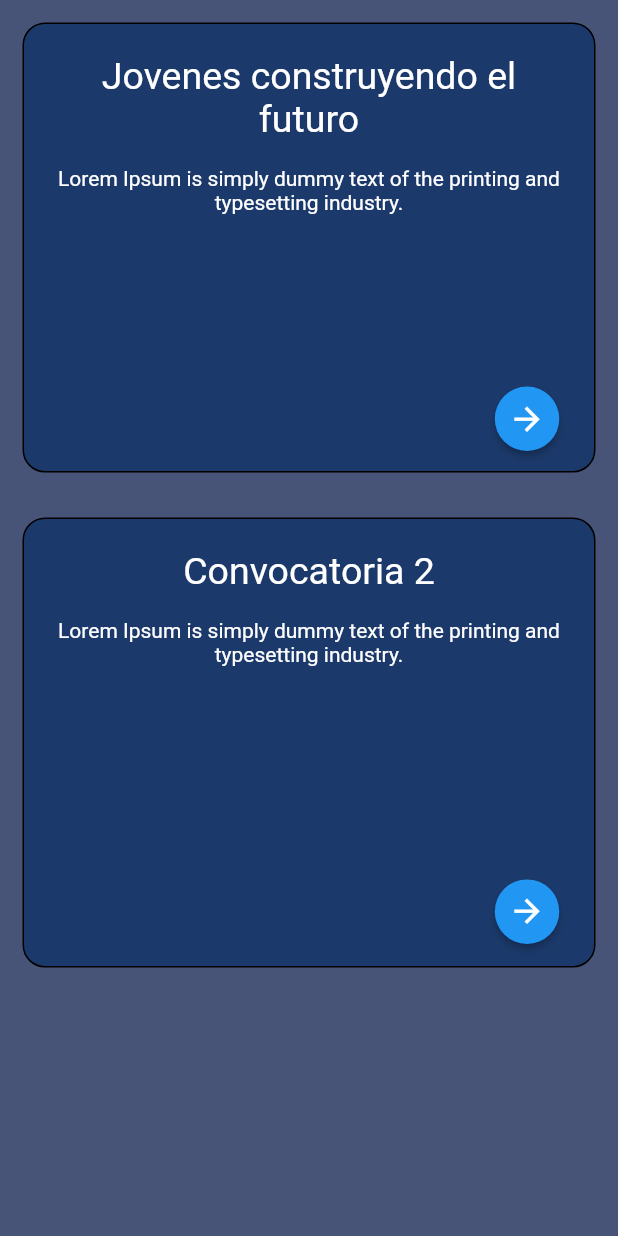
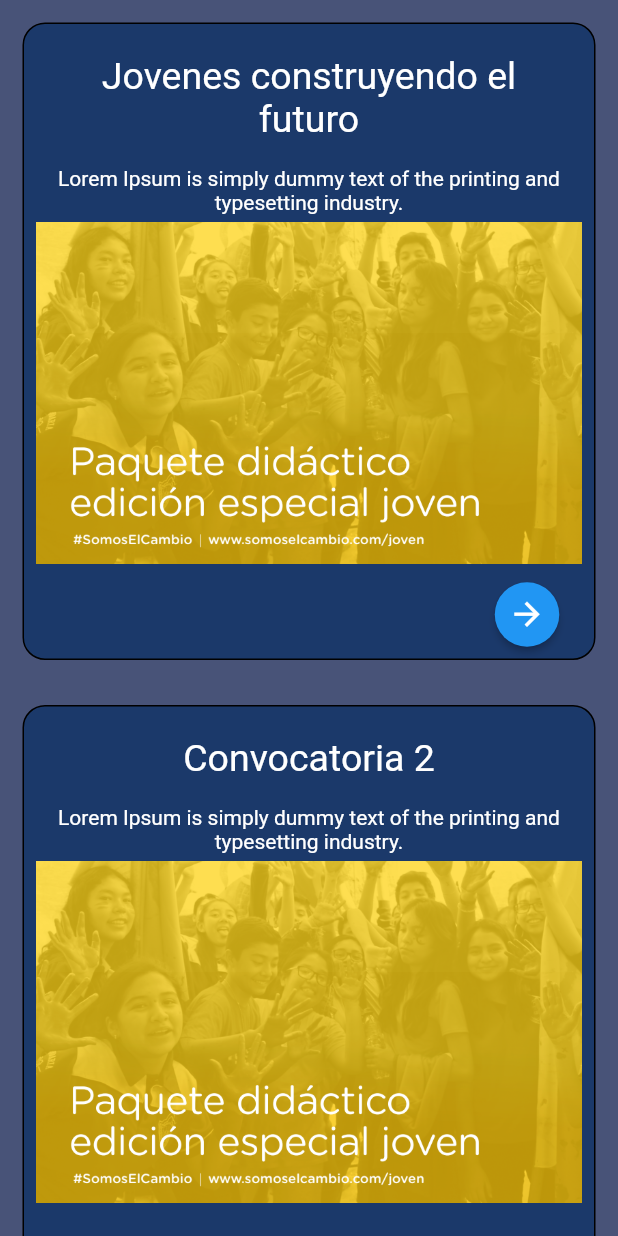
Before and after one commit to Rog319/convocatorias_examen, a Flutter app: the Convocatoria2 screen opened directly, on a phone screen of 412 x 824 dp. Run offline on Flutter 3.47's test engine with Material 2 defaults, Android fonts, the phone set to English and light mode, and no system bars; missing offline and left inert: syncfusion_flutter_pdfviewer.

Commit message:
Imagenes de Convocatorias
Agregue imagen a la convocatoria

```diff
--- a/lib/pages/convocatoria2.dart
+++ b/lib/pages/convocatoria2.dart
@@ -52,7 +52,7 @@ class _Convocatoria2State extends State<Convocatoria2> {
           border: Border.all(color: Colors.black),
           borderRadius: BorderRadius.circular(15)),
       width: 700,
-      height: 300,
+      height: 425,
       margin: const EdgeInsets.all(15),
       padding: const EdgeInsets.all(5),
       child:
@@ -80,6 +80,12 @@ class _Convocatoria2State extends State<Convocatoria2> {
             ),
           ),
         ),
+        //Imagen de convocatoria
+        Padding(
+          padding: const EdgeInsets.all(3),
+          child: Image.asset('assets/img/Convocatoria01.png', ),
+        ),
+
         //Boton para abrir PDF de la convocatoria
         Expanded(
           child: Container(
--- a/pubspec.yaml
+++ b/pubspec.yaml
@@ -62,6 +62,7 @@ flutter:
   # To add assets to your application, add an assets section, like this:
   assets:
    - assets/convocatorias.json
+   - assets/img/Convocatoria01.png
   #   - images/a_dot_ham.jpeg
 
   # An image asset can refer to one or more resolution-specific "variants", see
```
